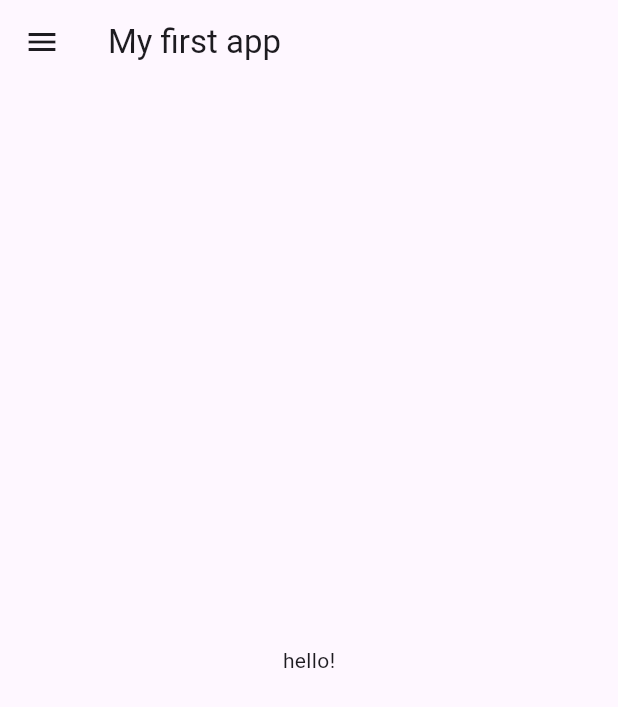
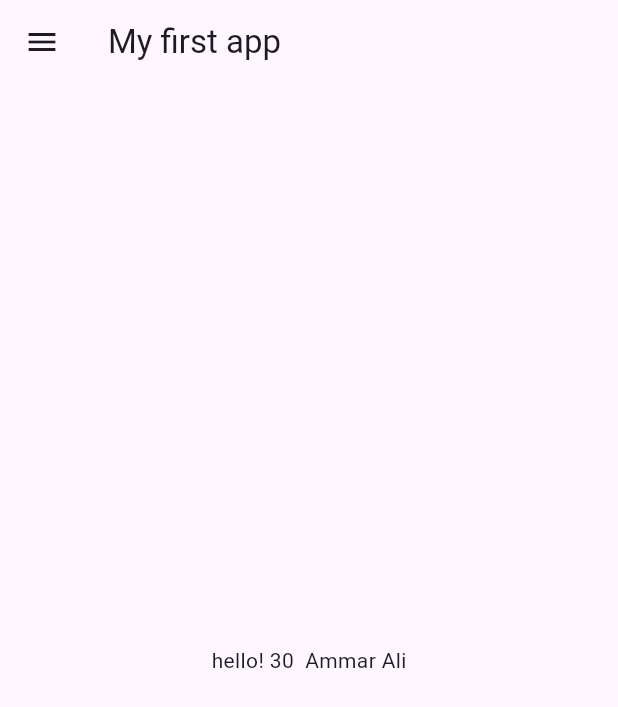
Before and after one commit to Ammar-Ali234/Start_of_my_flutter_journey, a Flutter app: the screen it shows after launch, on a phone screen of 412 x 824 dp. Shown: the top 707 px of the screen. Run offline on Flutter 3.47's test engine with Material 3 defaults, Android fonts, the phone set to English and light mode, and no system bars.

Commit message:
Day3 completed

```diff
--- a/my_app/lib/main.dart
+++ b/my_app/lib/main.dart
@@ -1,5 +1,6 @@
 import 'package:flutter/material.dart';
-import 'package:my_app/home_page.dart';
+import 'package:my_app/pages/home_page.dart';
+import 'package:my_app/pages/login_page.dart';
 
 void main() {
   runApp(Myapp());
@@ -10,6 +11,16 @@ class Myapp extends StatelessWidget {
 
   @override
   Widget build(BuildContext context) {
-    return MaterialApp(home: HomePage());
+    return MaterialApp(
+      themeMode: ThemeMode.light,
+      theme: ThemeData(
+          primarySwatch: Colors
+              .red), //primaryswatch automatically her color se hisaab se text etc ko correct kr deta h
+      routes: {
+        "/": (context) =>
+            HomePage(), //default me ye "/" leta hai agar ye de dia hai to uper home k widget ki zaroort nahi hai
+        '/Login_page': (context) => Login_page()
+      },
+    );
   }
 }
--- a/my_app/lib/home_page.dart
+++ b/my_app/lib/pages/home_page.dart
@@ -5,13 +5,14 @@ class HomePage extends StatelessWidget {
 
   @override
   Widget build(BuildContext context) {
+    int de = 30;
     return Scaffold(
       appBar: AppBar(
         title: Text("My first app"),
       ),
       body: Center(
           child: Container(
-        child: Text("hello!"),
+        child: Text("hello! $de  Ammar Ali"),
       )),
       drawer: Drawer(),
     );
```
Also changed, not shown: my_app/lib/pages/login_page.dart (added, +14 -0 lines).
